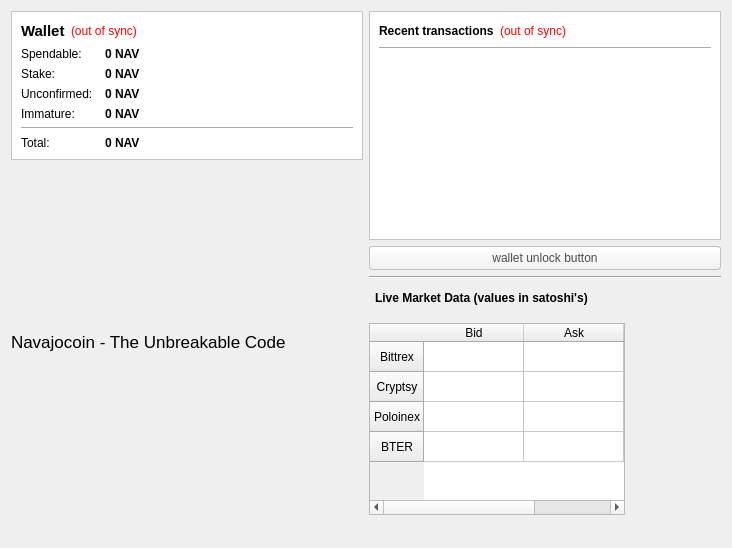
The window that src/qt/forms/overviewpage.ui (sherlockcoin/navajocoin) describes before a commit, drawn with Qt 5.
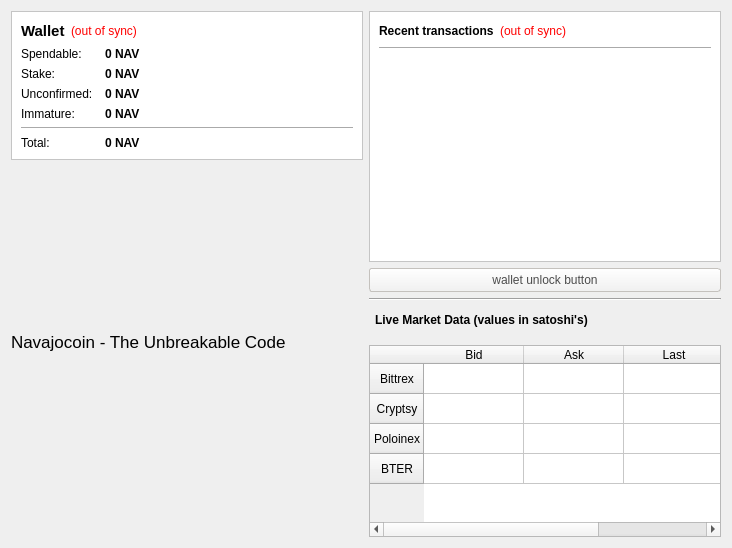
The same window after the commit. Icons and pictures are not drawn.

```diff
--- a/src/qt/forms/overviewpage.ui
+++ b/src/qt/forms/overviewpage.ui
@@ -703,36 +703,10 @@
            </item>
           </widget>
          </item>
-         <item>
-          <spacer name="horizontalSpacer_4">
-           <property name="orientation">
-            <enum>Qt::Horizontal</enum>
-           </property>
-           <property name="sizeHint" stdset="0">
-            <size>
-             <width>40</width>
-             <height>20</height>
-            </size>
-           </property>
-          </spacer>
-         </item>
         </layout>
        </item>
       </layout>
      </item>
-     <item>
-      <spacer name="verticalSpacer_2">
-       <property name="orientation">
-        <enum>Qt::Vertical</enum>
-       </property>
-       <property name="sizeHint" stdset="0">
-        <size>
-         <width>20</width>
-         <height>40</height>
-        </size>
-       </property>
-      </spacer>
-     </item>
     </layout>
    </item>
   </layout>
```
